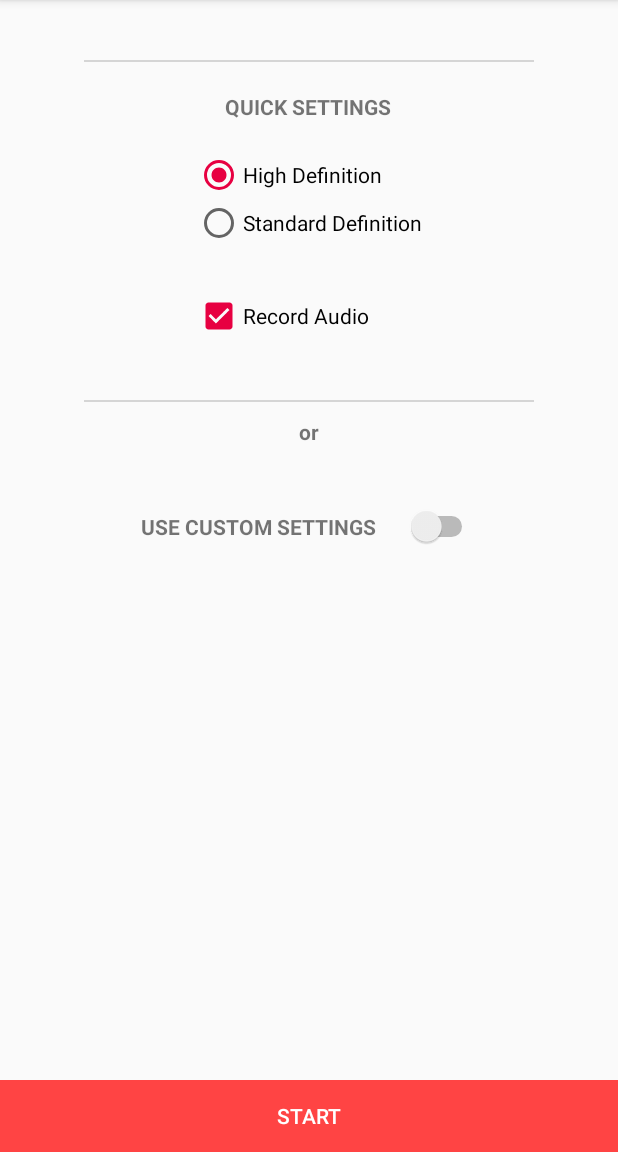
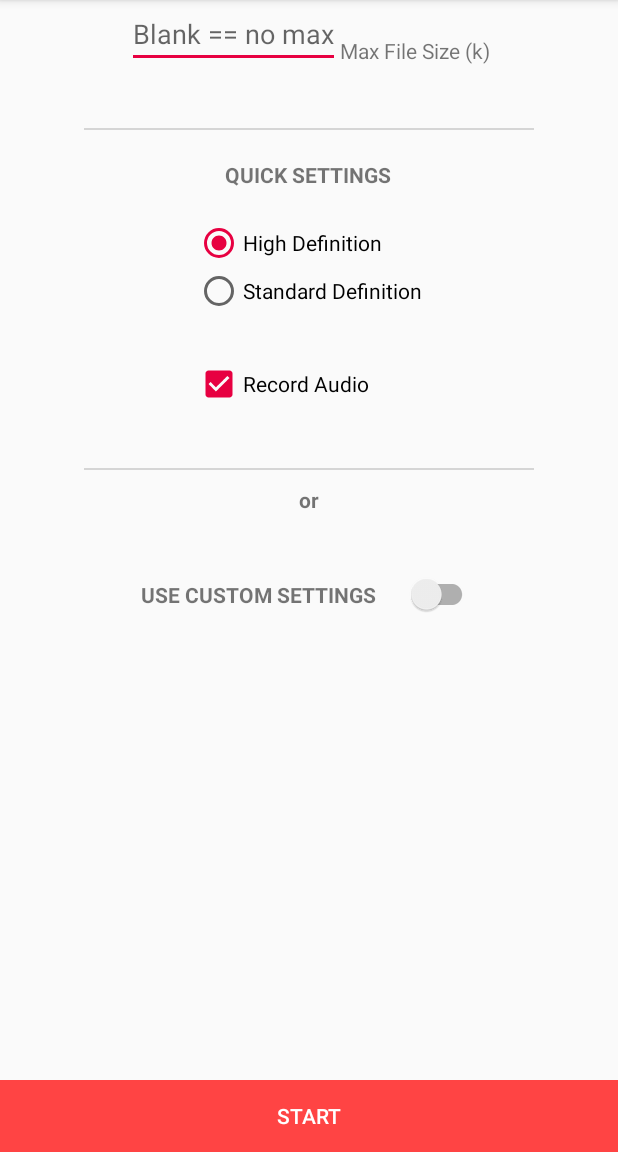
Before and after one commit to HBiSoft/HBRecorder, an Android app: the screen it shows after launch (MainActivity), on a phone screen of 412 x 824 dp, the part 84-1236 px from its top. Run offline under Robolectric (Android 15) with nearby library versions, the phone set to English and light mode, and no system bars.

Commit message:
MainActivity: Updated Switch to SwitchCompat, Added ability to specify a max file size in K bytes. Added handler for notification from HBRecorder that the max file has been reached. Updated use of constants and strings. Changed use of case statement on ID to use IF statements per Google guidelines. Changed call of updateGalleryUri() to only be done in the case of android Q or later per Lint suggestion (due to use of MediaStore.Video.Media.IS_PENDING).
The new max size also impacted activity_main.xml and strings.xml

Updated AndroidManifest to clean up lint errors.

Updated build.gradle to update dependencies

```diff
--- a/app/src/main/res/layout/activity_main.xml
+++ b/app/src/main/res/layout/activity_main.xml
@@ -1,24 +1,50 @@
 <?xml version="1.0" encoding="utf-8"?>
-<RelativeLayout xmlns:android="http://schemas.android.com/apk/res/android"
+<RelativeLayout
+    xmlns:android="http://schemas.android.com/apk/res/android"
     xmlns:tools="http://schemas.android.com/tools"
     android:layout_width="match_parent"
     android:layout_height="match_parent"
     xmlns:app="http://schemas.android.com/apk/res-auto"
     tools:ignore="Overdraw">
 
+    <LinearLayout
+        android:id="@+id/max_filesize_linear_layout"
+        android:layout_width="wrap_content"
+        android:layout_height="wrap_content"
+        android:orientation="horizontal"
+        android:layout_centerHorizontal="true">
+
+        <EditText
+            android:id="@+id/max_file_size"
+            android:inputType="numberSigned"
+            android:layout_width="wrap_content"
+            android:layout_height="wrap_content"
+            android:hint="@string/max_file_hint"
+            android:importantForAutofill="no" />
+
+        <TextView
+            android:layout_width="wrap_content"
+            android:layout_height="wrap_content"
+            android:text="@string/max_file_label"
+            android:layout_marginTop="10dp"/>
+
+    </LinearLayout>
+
     <ImageView
         android:layout_width="300dp"
         android:layout_height="1dp"
+        android:layout_below="@+id/max_filesize_linear_layout"
         android:layout_centerHorizontal="true"
         android:background="#b1b1b1"
         android:layout_marginTop="40dp"
         android:id="@+id/hl"
-        android:alpha="0.5"/>
+        android:alpha="0.5"
+        tools:ignore="ContentDescription" />
 
     <TextView
         android:layout_width="wrap_content"
         android:layout_height="wrap_content"
-        android:text="QUICK SETTINGS"
+        android:text="@string/quick_settings_title"
         android:layout_below="@+id/hl"
         android:layout_centerHorizontal="true"
         android:layout_marginTop="20dp"
@@ -61,8 +87,7 @@
         android:layout_marginTop="30dp"
         android:checked="true"
         android:text="@string/record_audio"
-        app:theme="@style/CheckboxStyle"
-        />
+        app:theme="@style/CheckboxStyle"/>
 
     <ImageView
         android:layout_width="300dp"
@@ -72,12 +97,13 @@
         android:background="#b1b1b1"
         android:layout_marginTop="40dp"
         android:id="@+id/hl1"
-        android:alpha="0.5"/>
+        android:alpha="0.5"
+        tools:ignore="ContentDescription" />
 
     <TextView
         android:layout_width="wrap_content"
         android:layout_height="wrap_content"
-        android:text="or"
+        android:text="@string/or_title"
         android:gravity="center"
         android:textStyle="bold"
         android:layout_below="@+id/hl1"
@@ -95,13 +121,13 @@
         <TextView
             android:layout_width="wrap_content"
             android:layout_height="wrap_content"
-            android:text="USE CUSTOM SETTINGS"
+            android:text="@string/custom_settings_title"
             android:textStyle="bold"
             android:gravity="center"
             android:layout_centerVertical="true"
             android:id="@+id/tvCustom"/>
 
-        <Switch
+        <androidx.appcompat.widget.SwitchCompat
             android:id="@+id/custom_settings_switch"
             android:layout_width="wrap_content"
             android:layout_height="wrap_content"
--- a/app/src/main/res/values/strings.xml
+++ b/app/src/main/res/values/strings.xml
@@ -5,6 +5,7 @@
     <string name="record_audio">Record Audio</string>
     <string name="high_definition">High Definition</string>
     <string name="standard_definition">Standard Definition</string>
+    <string name="max_file_label">Max File Size (k)</string>
 
     <string name="action_settings">Settings</string>
     <string name="title_activity_settings">Settings</string>
@@ -23,4 +24,13 @@
     <string name="key_video_encoder">key_video_encoder</string>
     <string name="key_audio_source">key_audio_source</string>
     <string name="key_output_format">key_output_format</string>
+    <string name="quick_settings_title">QUICK SETTINGS</string>
+    <string name="custom_settings_title">USE CUSTOM SETTINGS</string>
+    <string name="or_title">or</string>
+    <string name="max_file_hint">Blank == no max</string>
+    <string name="stop_recording_notification_message">Drag down to stop the recording</string>
+    <string name="stop_recording_notification_title">Recording your screen</string>
+    <string name="settings_not_supported_message">Some settings are not supported by your device</string>
+    <string name="max_file_size_reached_message">The file reached the designated max size</string>
+    <string name="general_recording_error_message">HBRecorderOnError - See Log</string>
 </resources>
--- /dev/null
+++ b/app/src/main/res/xml/backup_descriptor.xml
@@ -0,0 +1,5 @@
+<?xml version="1.0" encoding="utf-8"?>
+<full-backup-content>
+    <!-- Exclude specific shared preferences that contain GCM registration Id -->
+
+</full-backup-content>
```
Also changed, not shown: app/build.gradle (+7 -7 lines), app/src/main/AndroidManifest.xml (+5 -2 lines), app/src/main/java/com/hbisoft/hbrecorderexample/MainActivity.java (+46 -20 lines).
